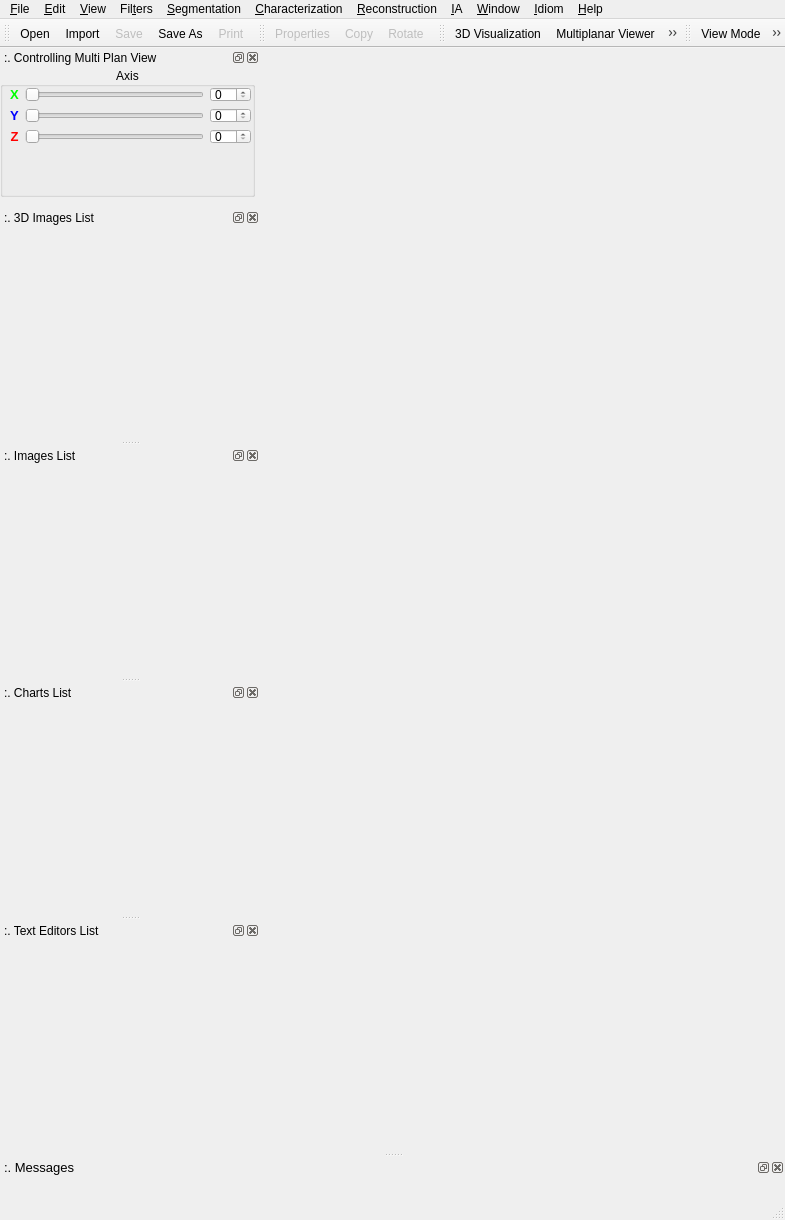
This is src/lvpinterface.ui in ldsc/lvp as Qt 5 draws it before an edit. The edited form follows.
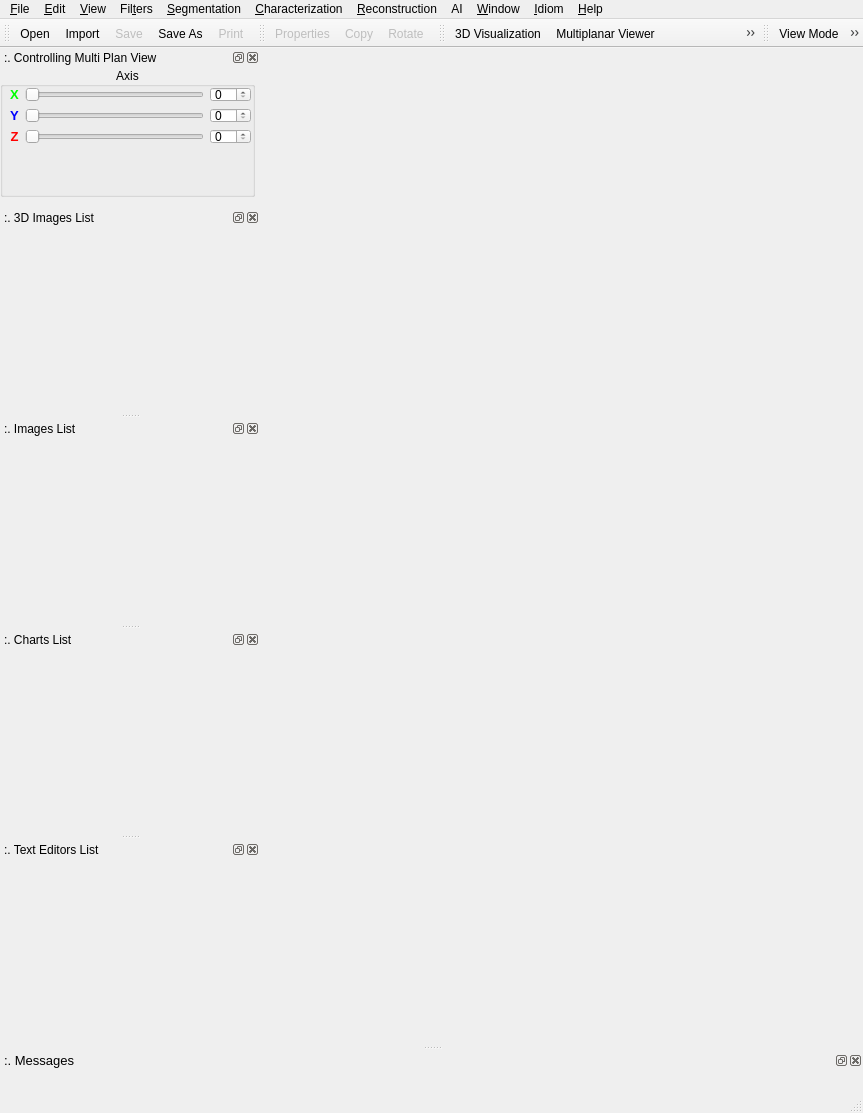
This is the edited form. Icons and pictures are not drawn.

Commit message: created a toolbar menu for the AI functions

```diff
--- a/src/lvpinterface.ui
+++ b/src/lvpinterface.ui
@@ -13,8 +13,8 @@
    <rect>
     <x>0</x>
     <y>0</y>
-    <width>785</width>
-    <height>1220</height>
+    <width>863</width>
+    <height>1113</height>
    </rect>
   </property>
   <property name="windowTitle">
@@ -36,8 +36,8 @@
     <rect>
      <x>0</x>
      <y>0</y>
-     <width>785</width>
-     <height>21</height>
+     <width>863</width>
+     <height>22</height>
     </rect>
    </property>
    <widget class="QMenu" name="menuFile">
@@ -253,7 +253,7 @@
    </widget>
    <widget class="QMenu" name="menuIA">
     <property name="title">
-     <string>&amp;IA</string>
+     <string>AI</string>
     </property>
     <addaction name="actionGatherImageData"/>
    </widget>
```
Left out of the diff: 21 changed lines with no effect on the pictures.
